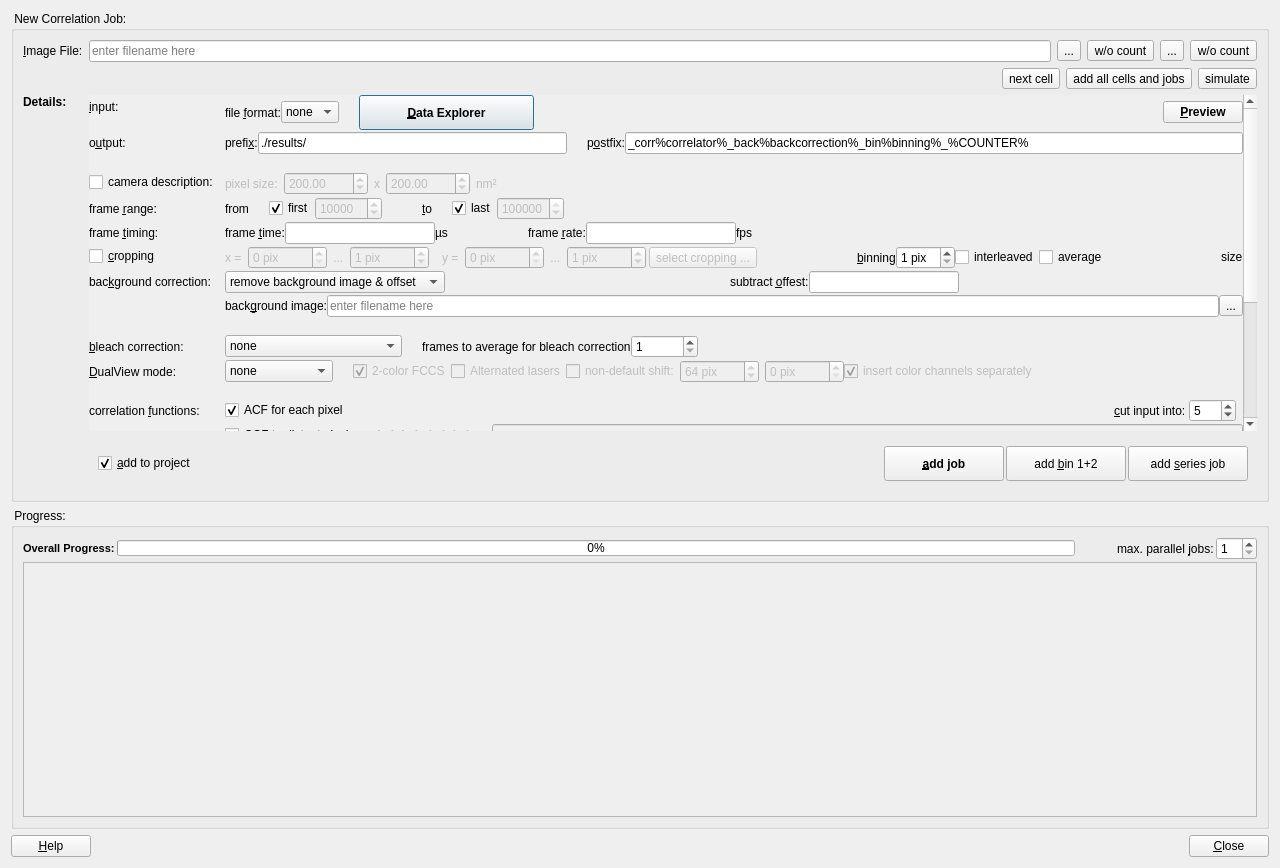
lukl/QuickFit3, file plugins/imagingfcs/qfrdrimagingfcscorrelationdialog.ui: the form before one commit.
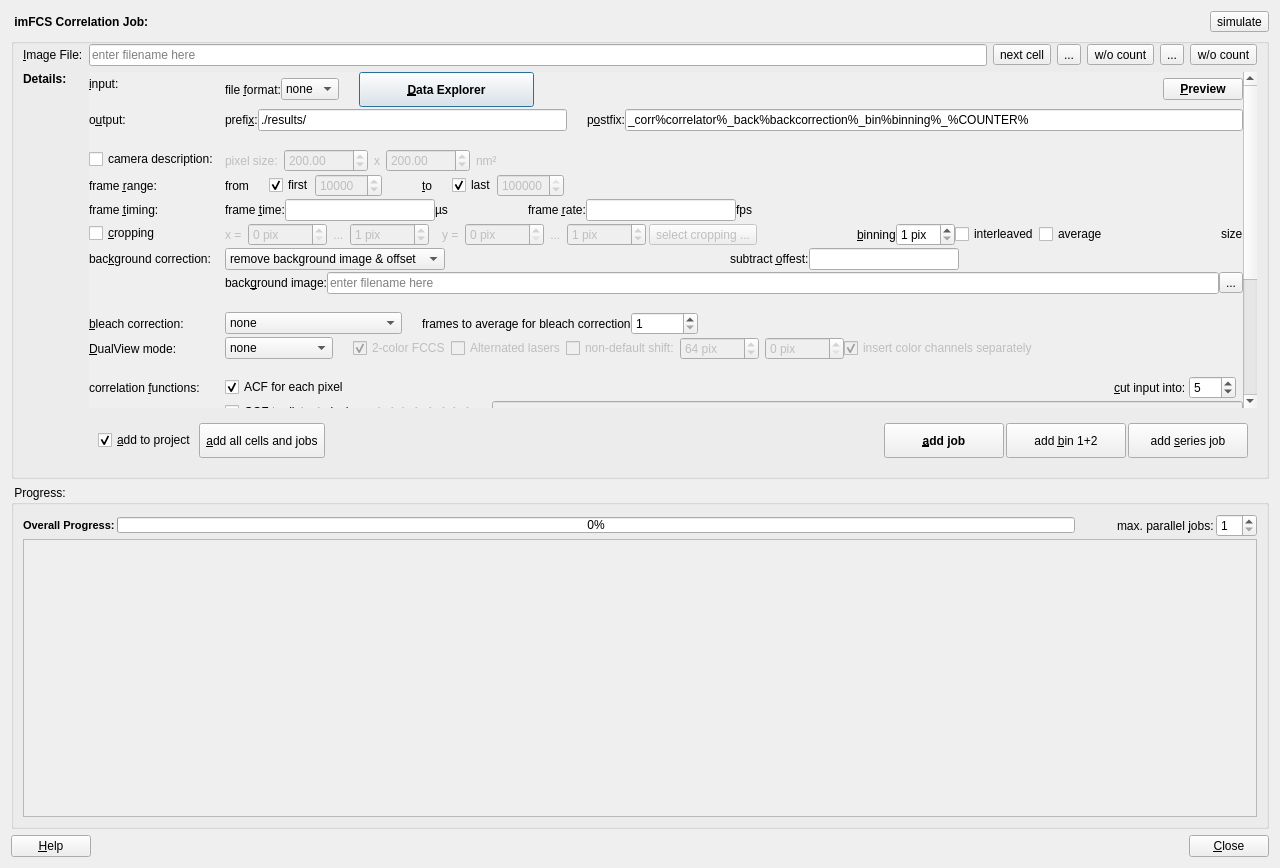
The form after the commit. Icons and pictures are not drawn. Custom widgets are drawn as their Qt base class.

Commit message: Slight changes to last commit and design of imFCS: Correlator Plugin

What changed in the file:
```diff
--- a/plugins/imagingfcs/qfrdrimagingfcscorrelationdialog.ui
+++ b/plugins/imagingfcs/qfrdrimagingfcscorrelationdialog.ui
@@ -23,7 +23,60 @@
   <property name="modal">
    <bool>false</bool>
   </property>
-  <layout class="QVBoxLayout" name="verticalLayout_2" stretch="0,0,0">
+  <layout class="QVBoxLayout" name="verticalLayout_2" stretch="0,0,0,0">
+   <item>
+    <layout class="QHBoxLayout" name="horizontalLayout_23" stretch="0,0,0">
+     <property name="sizeConstraint">
+      <enum>QLayout::SetFixedSize</enum>
+     </property>
+     <item>
+      <widget class="QLabel" name="label_49">
+       <property name="font">
+        <font>
+         <weight>75</weight>
+         <bold>true</bold>
+        </font>
+       </property>
+       <property name="text">
+        <string> imFCS Correlation Job:</string>
+       </property>
+       <property name="textFormat">
+        <enum>Qt::AutoText</enum>
+       </property>
+      </widget>
+     </item>
+     <item>
+      <spacer name="horizontalSpacer_19">
+       <property name="orientation">
+        <enum>Qt::Horizontal</enum>
+       </property>
+       <property name="sizeHint" stdset="0">
+        <size>
+         <width>40</width>
+         <height>20</height>
+        </size>
+       </property>
+      </spacer>
+     </item>
+     <item>
+      <widget class="QToolButton" name="btnSimulate">
+       <property name="toolTip">
+        <string>read metadata from the given image series file</string>
+       </property>
+       <property name="text">
+        <string>simulate</string>
+       </property>
+       <property name="icon">
+        <iconset resource="qfrdrimagingfcs.qrc">
+         <normaloff>:/imaging_fcs/qfrdrimagingfcs_simulate.png</normaloff>:/imaging_fcs/qfrdrimagingfcs_simulate.png</iconset>
+       </property>
+       <property name="toolButtonStyle">
+        <enum>Qt::ToolButtonTextBesideIcon</enum>
+       </property>
+      </widget>
+     </item>
+    </layout>
+   </item>
    <item>
     <widget class="QGroupBox" name="groupBox_3">
      <property name="sizePolicy">
@@ -33,14 +86,20 @@
       </sizepolicy>
      </property>
      <property name="title">
-      <string> New Correlation Job: </string>
+      <string/>
      </property>
      <property name="flat">
       <bool>false</bool>
      </property>
+     <property name="checkable">
+      <bool>false</bool>
+     </property>
      <layout class="QGridLayout" name="gridLayout_2" rowstretch="0,1,1,0,0,0">
+      <property name="topMargin">
+       <number>0</number>
+      </property>
       <item row="0" column="1">
-       <layout class="QHBoxLayout" name="horizontalLayout_2" stretch="0,0,0,0,0">
+       <layout class="QHBoxLayout" name="horizontalLayout_2" stretch="0,0,0,0,0,0">
         <item>
          <widget class="QLineEdit" name="edtImageFile">
           <property name="placeholderText">
@@ -48,6 +107,13 @@
           </property>
          </widget>
         </item>
+        <item>
+         <widget class="QToolButton" name="btnNextCell">
+          <property name="text">
+           <string>next cell</string>
+          </property>
+         </widget>
+        </item>
         <item>
          <widget class="QToolButton" name="btnSelectImageFile">
           <property name="toolTip">
@@ -132,7 +198,7 @@
         <widget class="QWidget" name="scrollAreaWidgetContents">
          <property name="geometry">
           <rect>
-           <x>0</x>
+           <x>-365</x>
            <y>0</y>
            <width>1494</width>
            <height>662</height>
@@ -2104,6 +2170,32 @@
            </property>
           </widget>
          </item>
+         <item>
+          <widget class="QToolButton" name="btnAddCellsAndJobs">
+           <property name="minimumSize">
+            <size>
+             <width>0</width>
+             <height>35</height>
+            </size>
+           </property>
+           <property name="focusPolicy">
+            <enum>Qt::StrongFocus</enum>
+           </property>
+           <property name="toolTip">
+            <string>read all cells with settings above and add jobs</string>
+           </property>
+           <property name="text">
+            <string>&amp;add all cells and jobs</string>
+           </property>
+           <property name="icon">
+            <iconset resource="qfrdrimagingfcs.qrc">
+             <normaloff>:/imaging_fcs/add_job.png</normaloff>:/imaging_fcs/add_job.png</iconset>
+           </property>
+           <property name="toolButtonStyle">
+            <enum>Qt::ToolButtonTextBesideIcon</enum>
+           </property>
+          </widget>
+         </item>
          <item>
           <spacer name="horizontalSpacer_12">
            <property name="orientation">
@@ -2204,57 +2296,6 @@
         </layout>
        </widget>
       </item>
-      <item row="1" column="1">
-       <layout class="QHBoxLayout" name="horizontalLayout_23" stretch="0,0,0,0">
-        <property name="sizeConstraint">
-         <enum>QLayout::SetFixedSize</enum>
-        </property>
-        <item>
-         <spacer name="horizontalSpacer_19">
-          <property name="orientation">
-           <enum>Qt::Horizontal</enum>
-          </property>
-          <property name="sizeHint" stdset="0">
-           <size>
-            <width>40</width>
-            <height>20</height>
-           </size>
-          </property>
-         </spacer>
-        </item>
-        <item>
-         <widget class="QToolButton" name="btnNextCell">
-          <property name="text">
-           <string>next cell</string>
-          </property>
-         </widget>
-        </item>
-        <item>
-         <widget class="QToolButton" name="btnAddCellsAndJobs">
-          <property name="text">
-           <string>add all cells and jobs</string>
-          </property>
-         </widget>
-        </item>
-        <item>
-         <widget class="QToolButton" name="btnSimulate">
-          <property name="toolTip">
-           <string>read metadata from the given image series file</string>
-          </property>
-          <property name="text">
-           <string>simulate</string>
-          </property>
-          <property name="icon">
-           <iconset resource="qfrdrimagingfcs.qrc">
-            <normaloff>:/imaging_fcs/qfrdrimagingfcs_simulate.png</normaloff>:/imaging_fcs/qfrdrimagingfcs_simulate.png</iconset>
-          </property>
-          <property name="toolButtonStyle">
-           <enum>Qt::ToolButtonTextBesideIcon</enum>
-          </property>
-         </widget>
-        </item>
-       </layout>
-      </item>
      </layout>
     </widget>
    </item>
@@ -2384,7 +2425,7 @@
            <x>0</x>
            <y>0</y>
            <width>1234</width>
-           <height>191</height>
+           <height>200</height>
           </rect>
          </property>
          <property name="sizePolicy">
```
The commit also changes 1 other file.
